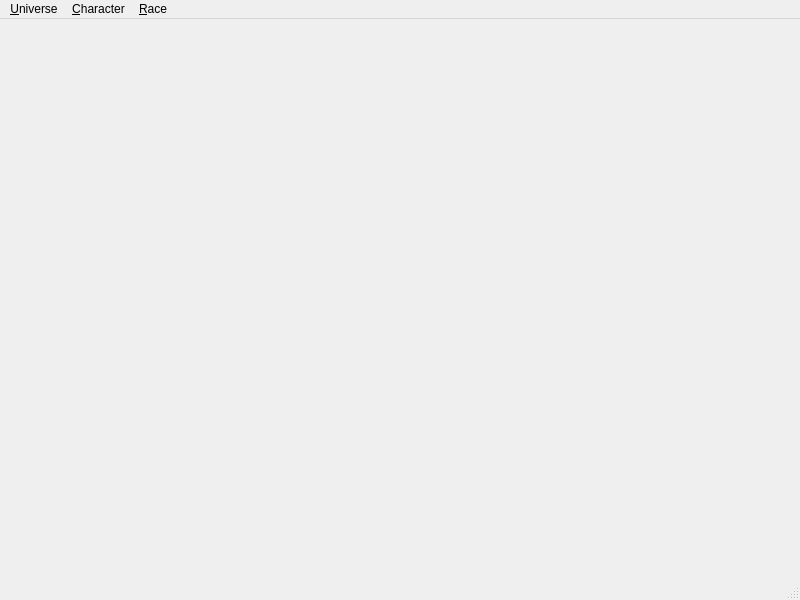
Before: the Qt Designer form ui/MainWindow.ui in jgardner1/JGRPGTools, drawn with Qt 5.
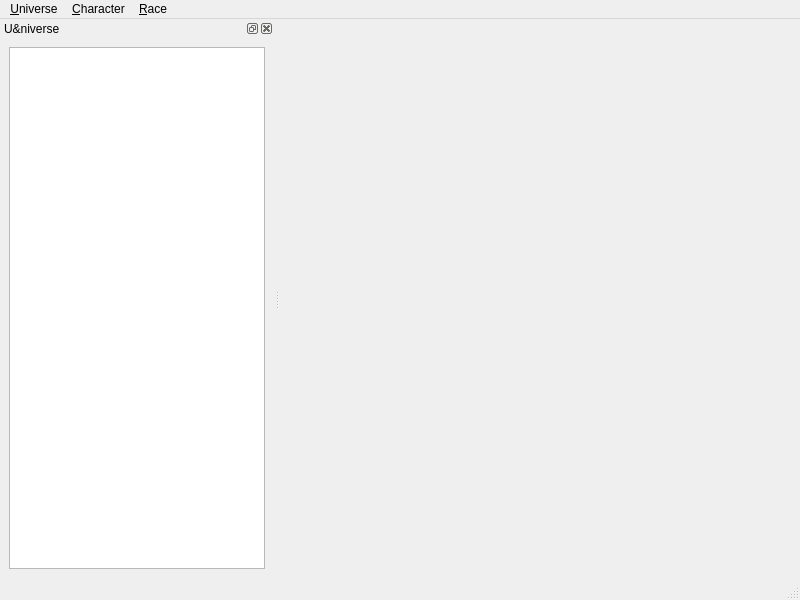
After: the same form once the commit is applied. Custom widgets are drawn as their Qt base class.

Commit message: UniverseTreeView is working

What changed in the file:
```diff
--- a/ui/MainWindow.ui
+++ b/ui/MainWindow.ui
@@ -52,6 +52,21 @@
    <addaction name="menuRace"/>
   </widget>
   <widget class="QStatusBar" name="statusbar"/>
+  <widget class="QDockWidget" name="universeDockWidget">
+   <property name="windowTitle">
+    <string>U&amp;niverse</string>
+   </property>
+   <attribute name="dockWidgetArea">
+    <number>1</number>
+   </attribute>
+   <widget class="QWidget" name="dockWidgetContents">
+    <layout class="QVBoxLayout" name="verticalLayout">
+     <item>
+      <widget class="UniverseTreeView" name="universeTreeView"/>
+     </item>
+    </layout>
+   </widget>
+  </widget>
   <action name="actionNewUniverse">
    <property name="text">
     <string>&amp;New</string>
@@ -97,6 +112,13 @@
    </property>
   </action>
  </widget>
+ <customwidgets>
+  <customwidget>
+   <class>UniverseTreeView</class>
+   <extends>QTreeView</extends>
+   <header>jgrpg/UniverseTreeView.h</header>
+  </customwidget>
+ </customwidgets>
  <resources/>
  <connections>
   <connection>
```
The commit also changes 3 other files.
